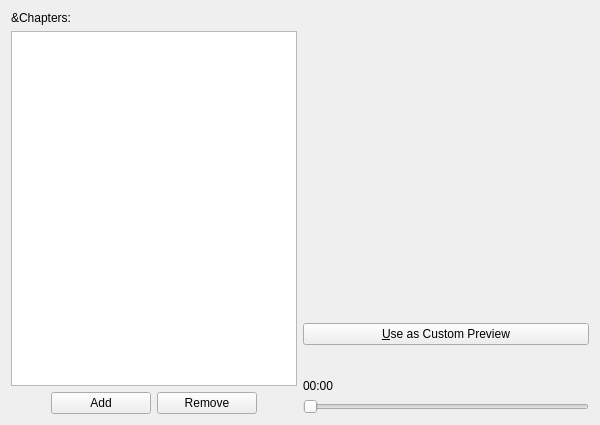
Before: the Qt Designer form plugins/video/chapters.ui in google-code-export/kmediafactory, drawn with Qt 5.
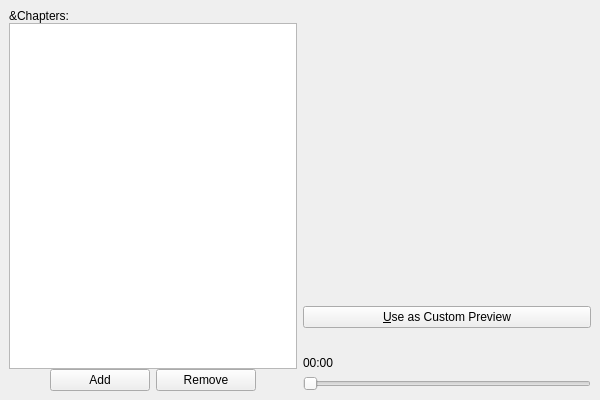
After: the same form once the commit is applied. Custom widgets are drawn as their Qt base class.

Patch:
```diff
--- a/plugins/video/chapters.ui
+++ b/plugins/video/chapters.ui
@@ -6,7 +6,7 @@
     <x>0</x>
     <y>0</y>
     <width>600</width>
-    <height>425</height>
+    <height>400</height>
    </rect>
   </property>
   <property name="minimumSize" >
@@ -18,29 +18,26 @@
   <property name="windowTitle" >
    <string>Chapters</string>
   </property>
-  <layout class="QGridLayout" >
+  <layout class="QHBoxLayout" >
    <property name="margin" >
-    <number>11</number>
+    <number>9</number>
    </property>
    <property name="spacing" >
     <number>6</number>
    </property>
-   <item row="0" column="0" >
+   <item>
     <layout class="QVBoxLayout" >
      <property name="margin" >
       <number>0</number>
      </property>
      <property name="spacing" >
-      <number>6</number>
+      <number>0</number>
      </property>
      <item>
       <widget class="QLabel" name="chaptersLabel" >
        <property name="text" >
         <string>&amp;Chapters:</string>
        </property>
-       <property name="wordWrap" >
-        <bool>false</bool>
-       </property>
        <property name="buddy" >
         <cstring>chaptersListView</cstring>
        </property>
@@ -158,13 +155,13 @@
      </item>
     </layout>
    </item>
-   <item row="0" column="1" >
+   <item>
     <layout class="QVBoxLayout" >
      <property name="margin" >
       <number>0</number>
      </property>
      <property name="spacing" >
-      <number>6</number>
+      <number>0</number>
      </property>
      <item>
       <widget class="KMFImageView" native="1" name="video" >
```
Left out of the diff: 3 changed lines with no effect on the pictures.
